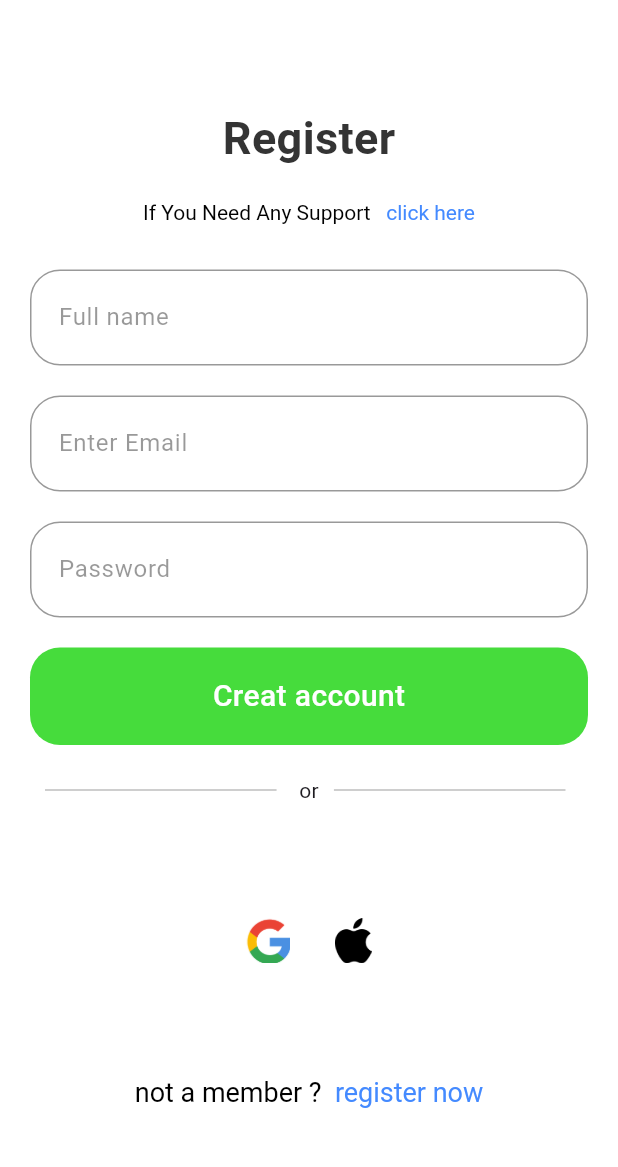
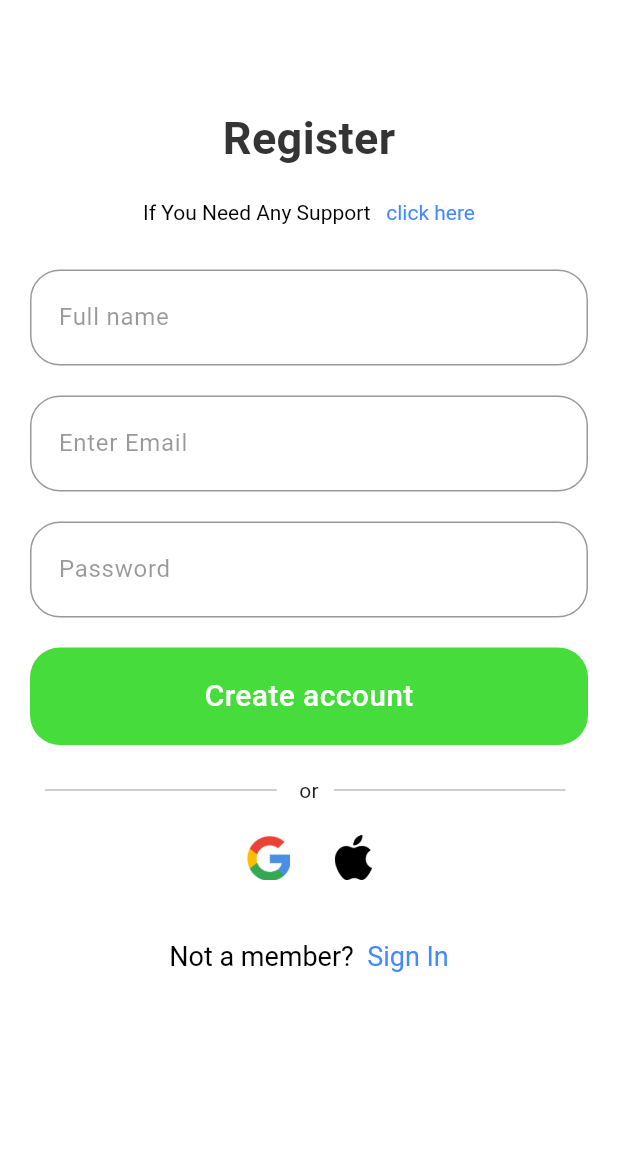
Before and after one commit to Roshni-rana/spotify_with_bloc, a Flutter app: the SignUpSignIn screen opened by its route, after a tap on "Register", on a phone screen of 412 x 824 dp, the part 68-1235 px from its top. Run offline on Flutter 3.47's test engine with Material 3 defaults, Android fonts, the phone set to English and light mode, and no system bars; our stand-ins replace bloc, cloud_firestore, dartz, equatable, firebase_auth, firebase_core and 7 more; accounts and stored records are empty; network calls fail; Roboto replaces fonts that are missing (Satoshi).

Commit message:
worked on bloc

```diff
--- a/lib/common/common_methods/common_method.dart
+++ b/lib/common/common_methods/common_method.dart
@@ -6,12 +6,12 @@ hideLoader(BuildContext context) {
   Navigator.pop(context);
 }
 
-snackBar({required String label}) {
+snackBar({required String label, required bool successColor}) {
   return Fluttertoast.showToast(
     msg: label,
     toastLength: Toast.LENGTH_SHORT,
     gravity: ToastGravity.SNACKBAR,
-    backgroundColor: Colors.blueGrey,
+    backgroundColor: successColor ? Colors.green : Colors.red,
     textColor: Colors.white,
     fontSize: 16.0,
   );
--- a/lib/common/common_textfield.dart
+++ b/lib/common/common_textfield.dart
@@ -28,7 +28,9 @@ class CommonTextField extends StatelessWidget {
       maxLines: maxLines ?? 1,
       controller: controller,
       keyboardType: keyboardType,
-      cursorColor: AppColors.darkBackground,
+      cursorColor: context.isDarkMode
+          ? AppColors.cA7A7A7.withOpacity(0.6)
+          : AppColors.darkBackground,
       validator: validator,
       autovalidateMode: AutovalidateMode.onUserInteraction,
       decoration: InputDecoration(
--- a/lib/core/routes/pages.dart
+++ b/lib/core/routes/pages.dart
@@ -8,89 +8,18 @@ final navigatorKey = GlobalKey<NavigatorState>();
 final GoRouter router = GoRouter(navigatorKey: navigatorKey, routes: [
   _parent(
     AppRoutes.splash,
+  ),
+  _parent(
+    AppRoutes.intro,
     routes: [
-      _child(AppRoutes.intro, routes: [
-        _child(AppRoutes.chooseMode, routes: [
-          _child(AppRoutes.signupsignin, routes: [
-          _child(AppRoutes.signIn ),
-          _child(AppRoutes.register ,routes: [
-
-          ]),
-          ]),
+      _child(AppRoutes.chooseMode, routes: [
+        _child(AppRoutes.signupsignin, routes: [
+          _child(AppRoutes.signIn),
+          _child(AppRoutes.register, routes: [_child(AppRoutes.homeScreen)]),
         ]),
       ]),
     ],
   ),
-
-  // _parent(
-  //   AppRoutes.signUp,
-  //   routes: [
-  //     _child(AppRoutes.createAccount),
-  //     // _child(
-  //     //   AppRoutes.twoFactorAuthenticationWeb,
-  //     //   redirect: (p0, p1) {
-  //     //     if (p1.extra == null) {
-  //     //       return AppRoutes.createAccount.route;
-  //     //     }
-  //     //     return null;
-  //     //   },
-  //     // ),
-  //     _child(
-  //       AppRoutes.twoAuthVerify,
-  //       redirect: (p0, p1) {
-  //         if (p1.extra == null) {
-  //           return AppRoutes.createAccount.route;
-  //         }
-  //         return null;
-  //       },
-  //     ),
-  //   ],
-  //   redirect: (p0, p1) {
-  //     if (LocalStorage().getToken() != null) {
-  //       return AppRoutes.home.route;
-  //     }
-  //     return null;
-  //   },
-  // ),
-  // _parent(
-  //   AppRoutes.nurseryRegistration,
-  //   redirect: (p0, p1) {
-  //     if (LocalStorage().getToken() == null) {
-  //       return AppRoutes.login.route;
-  //     }
-  //     if (LocalStorage().getUserData()?.data?.daycare.length != 0) {
-  //       return AppRoutes.home.route;
-  //     }
-  //     return null;
-  //   },
-  // ),
-  // _parent(AppRoutes.chooseMode),
-
-  // For Bottom Navigation
-  // StatefulShellRoute.indexedStack(
-  //   redirect: (p0, p1) {
-  //     if (LocalStorage().getToken() == null) {
-  //       return AppRoutes.login.route;
-  //     }
-  //     if (LocalStorage().getUserData()?.data?.daycare.length == 0) {
-  //       return AppRoutes.nurseryRegistration.route;
-  //     }
-  //     return null;
-  //   },
-  //   branches: [
-  //     StatefulShellBranch(routes: [_parent(AppRoutes.home)]),
-  //     // StatefulShellBranch(routes: [
-  //     //
-  //     // ]),
-  //     // StatefulShellBranch(routes: [ ]),
-  //     // StatefulShellBranch(routes: [
-  //     //
-  //     // ]),
-  //   ],
-  //   builder: (context, state, navigationShell) {
-  //     return Dashboard(navigationShell: navigationShell);
-  //   },
-  // )
 ]);
 
 GoRoute _parent<T>(
--- a/lib/core/routes/routes.dart
+++ b/lib/core/routes/routes.dart
@@ -1,4 +1,3 @@
-
 import 'package:flutter/material.dart';
 import 'package:go_router/go_router.dart';
 import 'package:spotify_app/presentation/auth/pages/register.dart';
@@ -46,9 +45,11 @@ extension AppRoutesExtension on AppRoutes {
         return value;
     }
   }
+
   String get value {
     return toString().split('.').last;
   }
+
   Widget get widget {
     switch (this) {
       case AppRoutes.splash:
@@ -62,8 +63,8 @@ extension AppRoutesExtension on AppRoutes {
       case AppRoutes.signIn:
         return SignIn();
       case AppRoutes.register:
-        return Register();
-        case AppRoutes.homeScreen:
+        return RegisterScreen();
+      case AppRoutes.homeScreen:
         return HomeScreen();
 
       default:
@@ -75,5 +76,5 @@ extension AppRoutesExtension on AppRoutes {
 extension GoRouteExtension on GoRoute {
   AppRoutes? get getAppRoute => AppRoutes.values.firstWhere(
         (element) => element.name == name,
-  );
+      );
 }
--- a/lib/main.dart
+++ b/lib/main.dart
@@ -7,7 +7,9 @@ import 'package:path_provider/path_provider.dart';
 import 'package:spotify_app/core/routes/pages.dart';
 import 'package:spotify_app/core/theme/app_theme.dart';
 import 'package:spotify_app/firebase_options.dart';
+import 'package:spotify_app/presentation/auth/auth/auth_bloc.dart';
 import 'package:spotify_app/presentation/choose_mode/bloc/theme_cubit.dart';
+import 'package:spotify_app/service_locator.dart';
 
 Future<void> main() async {
   WidgetsFlutterBinding.ensureInitialized();
@@ -20,7 +22,7 @@ Future<void> main() async {
   await Firebase.initializeApp(
     options: DefaultFirebaseOptions.currentPlatform,
   );
-
+  initializeDependacies();
   runApp(const MyApp());
 }
 
@@ -32,7 +34,7 @@ class MyApp extends StatelessWidget {
     return MultiBlocProvider(
       providers: [
         BlocProvider(create: (_) => ThemeCubit()),
-        // BlocProvider<HomeBloc>(create:(BuildContext context) => HomeBloc(isValue: null))
+        BlocProvider(create: (_) => AuthBloc()),
       ],
       child: BlocBuilder<ThemeCubit, ThemeMode>(
         builder: (context, mode) => MaterialApp.router(
--- /dev/null
+++ b/lib/presentation/auth/auth/auth_event.dart
@@ -0,0 +1,13 @@
+part of 'auth_bloc.dart';
+
+abstract class AuthEvent extends Equatable {
+  const AuthEvent();
+}
+
+class Register extends AuthEvent {
+  final BuildContext context;
+  Register({required this.context});
+  @override
+  // TODO: implement props
+  List<Object?> get props => throw UnimplementedError();
+}
--- /dev/null
+++ b/lib/presentation/auth/auth/auth_state.dart
@@ -0,0 +1,22 @@
+part of 'auth_bloc.dart';
+
+abstract class AuthState extends Equatable {
+  const AuthState();
+
+  @override
+  List<Object> get props => [];
+}
+
+/// Initial state before any action is taken
+class AuthInitial extends AuthState {}
+
+class AuthSuccess extends AuthState {}
+
+/// State when authentication fails
+class AuthFailure extends AuthState {
+  final String errorMessage;
+  const AuthFailure({required this.errorMessage});
+
+  @override
+  List<Object> get props => [errorMessage];
+}
--- a/lib/presentation/auth/bloc/auth_bloc.dart
+++ /dev/null
@@ -1 +0,0 @@
-class AuthBloc {}
--- a/lib/presentation/auth/pages/register.dart
+++ b/lib/presentation/auth/pages/register.dart
@@ -1,24 +1,19 @@
 import 'package:flutter/gestures.dart';
 import 'package:flutter/material.dart';
+import 'package:flutter_bloc/flutter_bloc.dart';
 import 'package:flutter_svg/flutter_svg.dart';
 import 'package:go_router/go_router.dart';
 import 'package:spotify_app/common/common_textfield.dart';
 import 'package:spotify_app/common/helpers/is_dark_mode.dart';
+import 'package:spotify_app/common/validation/validation.dart';
 import 'package:spotify_app/common/widgets/button/app_button.dart';
 import 'package:spotify_app/core/routes/routes.dart';
 import 'package:spotify_app/core/theme/app_colors.dart';
-import 'package:spotify_app/core/utils/extension.dart';
-import 'package:spotify_app/data/models/auth/create_user_model.dart';
-import 'package:spotify_app/domain/usecases/auth/register_usecase.dart';
 import 'package:spotify_app/generated/assets.dart';
-import 'package:spotify_app/service_locator.dart';
+import 'package:spotify_app/presentation/auth/auth/auth_bloc.dart';
 
-class Register extends StatelessWidget {
-  Register({super.key});
-
-  TextEditingController fullNameTextController = TextEditingController();
-  TextEditingController emailTextController = TextEditingController();
-  TextEditingController passWordTextController = TextEditingController();
+class RegisterScreen extends StatelessWidget {
+  const RegisterScreen({super.key});
 
   @override
   Widget build(BuildContext context) {
@@ -37,108 +32,152 @@ class Register extends StatelessWidget {
               color: context.isDarkMode
                   ? AppColors.lightBackground
                   : AppColors.grey.withOpacity(0.3),
-                  borderRadius: BorderRadius.circular(20)),
+              borderRadius: BorderRadius.circular(20),
+            ),
             child: SvgPicture.asset(
               "assets/images/Left.svg",
               height: 20,
-              )),
+            ),
+          ),
           onPressed: () {
             Navigator.pop(context);
           },
         ),
       ),
       backgroundColor: context.isDarkMode ? Colors.black : Colors.white,
-      body: SafeArea(
+      body: BlocConsumer<AuthBloc, AuthState>(
+        listener: (context, state) {
+          if (state is AuthSuccess) {
+            context.goNamed(AppRoutes.homeScreen.name);
+          }
+        },
+        builder: (context, state) {
+          final authBloc = context.read<AuthBloc>();
+
+          if (state is AuthFailure) {
+            return Center(
+              child: Text(
+                state.errorMessage,
+                style: TextStyle(color: Colors.red),
+              ),
+            );
+          }
+
+          return SafeArea(
             child: Padding(
-          padding: const EdgeInsets.symmetric(horizontal: 20),
-          child: Column(
-            mainAxisAlignment: MainAxisAlignment.center,
-            children: [
-              60.heightSizeBox,
-              Text(
+              padding: EdgeInsets.symmetric(horizontal: 20),
+              child: CustomScrollView(
+                slivers: [
+                  SliverToBoxAdapter(child: SizedBox(height: 60)), // Spacer
+
+                  /// Title
+                  SliverToBoxAdapter(
+                    child: Center(
+                      child: Text(
                         "Register",
                         style: TextStyle(
                           fontSize: 30,
                           color: context.isDarkMode
                               ? AppColors.lightBackground
                               : AppColors.darkGrey,
-                    fontWeight: FontWeight.w600),
+                          fontWeight: FontWeight.w600,
                         ),
-              20.heightSizeBox,
-              RichText(
+                      ),
+                    ),
+                  ),
+
+                  SliverToBoxAdapter(child: SizedBox(height: 20)), // Spacer
+
+                  /// Support Text
+                  SliverToBoxAdapter(
+                    child: Center(
+                      child: RichText(
                         text: TextSpan(
                           text: 'If You Need Any Support ',
                           style: TextStyle(
                             color: context.isDarkMode
                                 ? AppColors.lightBackground
                                 : Colors.black,
-                        fontSize: 14),
+                            fontSize: 14,
+                          ),
                           children: <TextSpan>[
                             TextSpan(
                               text: '  click here',
-                          style:
-                              TextStyle(color: Colors.blueAccent, fontSize: 14),
+                              style: TextStyle(
+                                  color: Colors.blueAccent, fontSize: 14),
                               recognizer: TapGestureRecognizer()
                                 ..onTap = () {
-                              // navigate to desired screen
-                            })
-                    ]),
+                                  // Navigate to support screen
+                                },
                             ),
-              30.heightSizeBox,
-              CommonTextField(
-                controller: fullNameTextController,
+                          ],
+                        ),
+                      ),
+                    ),
+                  ),
+
+                  SliverToBoxAdapter(child: SizedBox(height: 30)),
+
+                  /// Full Name TextField
+                  SliverToBoxAdapter(
+                    child: CommonTextField(
+                      controller: authBloc.fullNameTextController,
                       hintText: "Full name",
-                keyboardType: TextInputType.emailAddress,
+                      keyboardType: TextInputType.text,
                       maxLines: 1,
-                validator: (val) {},
+                      validator: (val) =>
+                          Validation().validateName("Full name"),
                     ),
-              SizedBox(
-                height: 20,
                   ),
-              CommonTextField(
-                controller: emailTextController,
+
+                  SliverToBoxAdapter(child: SizedBox(height: 20)),
+
+                  /// Email TextField
+                  SliverToBoxAdapter(
+                    child: CommonTextField(
+                      controller: authBloc.emailTextController,
                       hintText: "Enter Email",
                       keyboardType: TextInputType.emailAddress,
                       maxLines: 1,
-                validator: (val) {},
+                      /*validator: (val) => Validation().validateEmail("Email"),*/
                     ),
-              SizedBox(
-                height: 20,
                   ),
-              CommonTextField(
-                controller: passWordTextController,
+
+                  SliverToBoxAdapter(child: SizedBox(height: 20)),
+
+                  /// Password TextField
+                  SliverToBoxAdapter(
+                    child: CommonTextField(
+                      controller: authBloc.passWordTextController,
                       hintText: "Password",
                       keyboardType: TextInputType.visiblePassword,
                       maxLines: 1,
-                validator: (val) {},
+                      // validator: (val) =>
+                      //     Validation().validatePassword("Password"),
                     ),
-              20.heightSizeBox,
-              AppButton(
+                  ),
+
+                  SliverToBoxAdapter(child: SizedBox(height: 20)),
+
+                  /// Register Button
+                  SliverToBoxAdapter(
+                    child: AppButton(
                       height: 65,
                       borderRadius: 20,
                       onTap: () async {
-                  final result = await s1<RegisterUseCase>().call(
-                      params: CreateUserModel(
-                          fullName: fullNameTextController.text.trim(),
-                          password: passWordTextController.text.trim(),
-                          email: emailTextController.text.trim()));
-
-                  /// l means when register failed , r means when register success
-                  result.fold(
-                    (l) {
-                      var snackbar = SnackBar(content: Text(l));
-                      ScaffoldMessenger.of(context).showSnackBar(snackbar);
+                        context
+                            .read<AuthBloc>()
+                            .add(Register(context: context));
                       },
-                    (r) {
-                      context.goNamed(AppRoutes.homeScreen.name);
-                    },
-                  );
-                },
-                title: "Creat account",
+                      title: "Create account",
                       fontsize: 20,
                     ),
-              20.heightSizeBox,
-              Row(
+                  ),
+
+                  SliverToBoxAdapter(child: SizedBox(height: 20)),
+
+                  SliverToBoxAdapter(
+                    child: Row(
                       mainAxisAlignment: MainAxisAlignment.center,
                       children: [
                         Flexible(
@@ -154,10 +193,16 @@ class Register extends StatelessWidget {
                             endIndent: 15,
                             indent: 10,
                             color: AppColors.grey,
-                  ))
+                          ),
+                        ),
                       ],
                     ),
-              Expanded(
+                  ),
+
+                  SliverToBoxAdapter(child: SizedBox(height: 20)),
+
+                  /// Social Media Login
+                  SliverToBoxAdapter(
                     child: Row(
                       mainAxisAlignment: MainAxisAlignment.center,
                       children: [
@@ -165,38 +210,60 @@ class Register extends StatelessWidget {
                           Assets.imagesGoogleIcon,
                           height: 30,
                         ),
-                    30.widthSizeBox,
+                        SizedBox(width: 30),
                         Image.asset(
                           Assets.imagesAppleIcon,
-                      color: context.isDarkMode ? Colors.white : Colors.black,
+                          color:
+                              context.isDarkMode ? Colors.white : Colors.black,
                           height: 30,
                         ),
                       ],
                     ),
                   ),
-              RichText(
+
+                  SliverToBoxAdapter(child: SizedBox(height: 40)),
+
+                  /// Register Prompt
+                  SliverToBoxAdapter(
+                    child: Center(
+                      child: RichText(
                         text: TextSpan(
-                    text: 'not a member ?',
+                          text: 'Not a member?',
                           style: TextStyle(
-                        color:
-                            context.isDarkMode ? AppColors.white : Colors.black,
-                        fontSize: 18),
+                            color: context.isDarkMode
+                                ? AppColors.white
+                                : Colors.black,
+                            fontSize: 18,
+                          ),
                           children: <TextSpan>[
                             TextSpan(
-                          text: '  register now',
-                          style:
-                              TextStyle(color: Colors.blueAccent, fontSize: 18),
+                              text: '  Sign In',
+                              style: TextStyle(
+                                  color: Colors.blueAccent, fontSize: 18),
                               recognizer: TapGestureRecognizer()
                                 ..onTap = () {
-                              // navigate to desired screen
-                            })
-                    ]),
+                                  // Navigator.push(
+                                  //   context,
+                                  //   MaterialPageRoute(
+                                  //     builder: (context) => SignIn(),
+                                  //   ),
+                                  // );
+                                  // Navigate to register screen
+                                },
                             ),
-              40.heightSizeBox
                           ],
                         ),
                       ),
                     ),
+                  ),
+
+                  SliverToBoxAdapter(child: SizedBox(height: 40)), // Spacer
+                ],
+              ),
+            ),
+          );
+        },
+      ),
     );
   }
 }
--- a/lib/presentation/auth/pages/signup_signin.dart
+++ b/lib/presentation/auth/pages/signup_signin.dart
@@ -98,7 +98,7 @@ class SignUpSignIn extends StatelessWidget {
                             Navigator.push(
                                 context,
                                 MaterialPageRoute(
-                                  builder: (context) => Register(),
+                                  builder: (context) => RegisterScreen(),
                                 ));
                           },
                           title: "Register",
--- a/lib/service_locator.dart
+++ b/lib/service_locator.dart
@@ -3,7 +3,6 @@ import 'package:spotify_app/data/repository/auth/auth_repository_impl.dart';
 import 'package:spotify_app/data/sources/auth/auth_firebase_service.dart';
 import 'package:spotify_app/domain/repository/auth/auth_repository.dart';
 import 'package:spotify_app/domain/usecases/auth/register_usecase.dart';
-import 'package:spotify_app/domain/usecases/auth/sign_in_usecase.dart';
 
 final s1 = GetIt.instance;
 
@@ -11,5 +10,4 @@ Future<void> initializeDependacies() async {
   s1.registerSingleton<AuthFirebaseService>(AuthenticationImpl());
   s1.registerSingleton<AuthRepository>(AuthRepositoryImpl());
   s1.registerSingleton<RegisterUseCase>(RegisterUseCase());
-  s1.registerSingleton<SignInUseCase>(SignInUseCase());
 }
```
Also changed, not shown: lib/common/validation/validation.dart (added, +84 -0 lines), lib/data/sources/auth/auth_firebase_service.dart (+25 -24 lines), lib/presentation/auth/auth/auth_bloc.dart (added, +38 -0 lines), lib/presentation/auth/bloc/auth_event.dart (deleted, +0 -7 lines), lib/presentation/auth/bloc/auth_state.dart (deleted, +0 -9 lines), lib/presentation/auth/pages/sign_in.dart (+87 -80 lines). Lines whose indentation alone changed are shown as unchanged.
